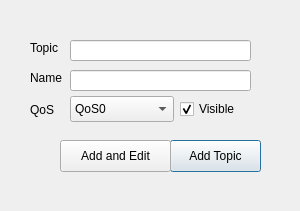
Old version of the form forms/ui_tladdfeature.ui in the repository nzfarmer1/telemetrylayer.
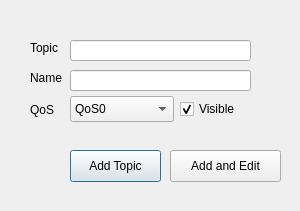
New version of the form.

The edit to the form file:
```diff
--- a/forms/ui_tladdfeature.ui
+++ b/forms/ui_tladdfeature.ui
@@ -44,8 +44,8 @@
   <widget class="QPushButton" name="buttonAdd">
    <property name="geometry">
     <rect>
-     <x>170</x>
-     <y>140</y>
+     <x>70</x>
+     <y>150</y>
      <width>91</width>
      <height>32</height>
     </rect>
@@ -162,8 +162,8 @@
   <widget class="QPushButton" name="buttonAddEdit">
    <property name="geometry">
     <rect>
-     <x>60</x>
-     <y>140</y>
+     <x>170</x>
+     <y>150</y>
      <width>111</width>
      <height>32</height>
     </rect>
```
Left out of the diff: 8 changed lines with no effect on the pictures.
